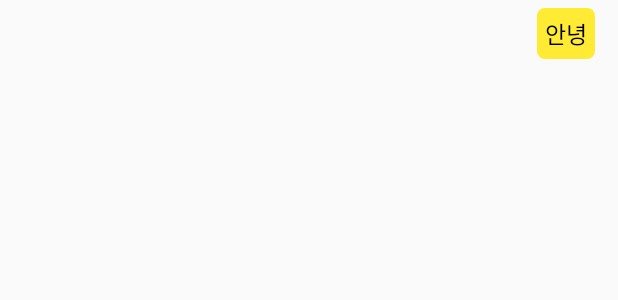
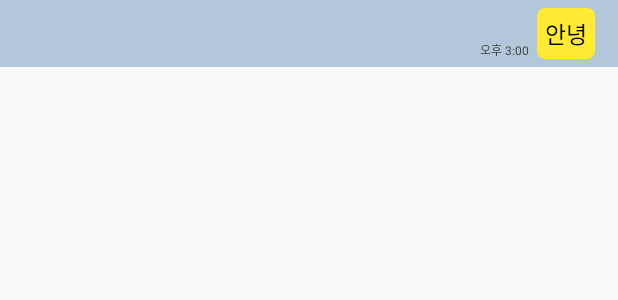
Before and after one commit to svclaw2000/Bigdata-Contest-2020, an Android app: the layout item_chat_user.xml on its own in the app's theme, with its tools: preview values and no code run, on a phone screen of 412 x 824 dp. Shown: the top 300 px of the screen. Run offline under Robolectric (Android 15) with nearby library versions, the phone set to English and light mode, and no system bars.

Commit message:
Update layout: Chatting time

```diff
--- a/CovidChatbot/app/src/main/res/layout/activity_main.xml
+++ b/CovidChatbot/app/src/main/res/layout/activity_main.xml
@@ -13,6 +13,7 @@
         android:padding="@dimen/topbar_padding">
 
         <TextView
+            android:id="@+id/tv_status"
             android:layout_width="0dp"
             android:layout_height="wrap_content"
             android:layout_weight="1"
@@ -22,7 +23,7 @@
         <TextView style="@style/Button"
             android:id="@+id/btn_settings"
             android:background="@drawable/btn_settings"
-            android:text="@string/main_voice_btn"/>
+            android:text="@string/main_settings_btn"/>
     </LinearLayout>
 
     <androidx.recyclerview.widget.RecyclerView
--- a/CovidChatbot/app/src/main/res/layout/item_chat_user.xml
+++ b/CovidChatbot/app/src/main/res/layout/item_chat_user.xml
@@ -4,12 +4,18 @@
     xmlns:app="http://schemas.android.com/apk/res-auto"
     android:layout_width="match_parent"
     android:layout_height="wrap_content"
-    android:orientation="vertical"
-    android:gravity="end">
+    android:orientation="horizontal"
+    android:paddingStart="@dimen/chat_padding_inner"
+    android:paddingEnd="@dimen/chat_padding_outer"
+    android:gravity="end"
+    tools:background="@color/bg_default">
+
+    <TextView style="@style/ChatTime"
+        android:id="@+id/tv_chat_time"
+        tools:text="오후 3:00"/>
 
     <TextView style="@style/Chat"
         android:id="@+id/tv_chat"
         android:background="@drawable/bg_chat_user"
-        android:layout_marginStart="@dimen/chat_margin_inner"
         tools:text="안녕"/>
 </LinearLayout>
--- a/CovidChatbot/app/src/main/res/values/colors.xml
+++ b/CovidChatbot/app/src/main/res/values/colors.xml
@@ -11,5 +11,6 @@
     <color name="bg_chatting">#FFFFFF</color>
     <color name="bg_settings">#A0B3C3</color>
     <color name="text_chat">#000000</color>
+    <color name="text_chat_time">#404040</color>
     <color name="text_btn">#000000</color>
 </resources>
--- a/CovidChatbot/app/src/main/res/values/dimens.xml
+++ b/CovidChatbot/app/src/main/res/values/dimens.xml
@@ -1,11 +1,13 @@
 <?xml version="1.0" encoding="utf-8"?>
 <resources>
     <dimen name="chat_corner">5dp</dimen>
-    <dimen name="chat_margin_inner">40dp</dimen>
-    <dimen name="chat_margin_outer">15dp</dimen>
+    <dimen name="chat_padding_inner">40dp</dimen>
+    <dimen name="chat_padding_outer">15dp</dimen>
     <dimen name="chat_margin_vertical">5dp</dimen>
     <dimen name="chat_padding">5dp</dimen>
     <dimen name="chat_text">15sp</dimen>
+
+    <dimen name="chat_time_text">8sp</dimen>
 
     <dimen name="btn_text">15sp</dimen>
     <dimen name="btn_padding_vertical">5dp</dimen>
--- a/CovidChatbot/app/src/main/res/values/strings.xml
+++ b/CovidChatbot/app/src/main/res/values/strings.xml
@@ -9,4 +9,6 @@
     <string name="main_send_btn">전송</string>
     <string name="main_voice_btn">음성</string>
     <string name="main_chat_hint">무엇이든 물어보세요!</string>
+
+    <string name="chat_time_fmt">%s %d:%d</string>
 </resources>
--- a/CovidChatbot/app/src/main/res/values/styles.xml
+++ b/CovidChatbot/app/src/main/res/values/styles.xml
@@ -13,12 +13,21 @@
         <item name="android:layout_width">wrap_content</item>
         <item name="android:layout_height">wrap_content</item>
         <item name="android:padding">@dimen/chat_padding</item>
-        <item name="android:layout_marginStart">@dimen/chat_margin_outer</item>
-        <item name="android:layout_marginEnd">@dimen/chat_margin_outer</item>
         <item name="android:layout_marginTop">@dimen/chat_margin_vertical</item>
         <item name="android:layout_marginBottom">@dimen/chat_margin_vertical</item>
         <item name="android:textSize">@dimen/chat_text</item>
         <item name="android:textColor">@color/text_chat</item>
+    </style>
+
+    <style name="ChatTime" parent="Widget.AppCompat.TextView">
+        <item name="android:layout_width">wrap_content</item>
+        <item name="android:layout_height">wrap_content</item>
+        <item name="android:paddingStart">@dimen/chat_padding</item>
+        <item name="android:paddingEnd">@dimen/chat_padding</item>
+        <item name="android:layout_marginTop">@dimen/chat_margin_vertical</item>
+        <item name="android:layout_gravity">bottom</item>
+        <item name="android:textSize">@dimen/chat_time_text</item>
+        <item name="android:textColor">@color/text_chat_time</item>
     </style>
 
     <style name="Button" parent="Widget.AppCompat.TextView">
```
Also changed, not shown: CovidChatbot/app/src/main/res/layout/item_chat_bot.xml (+9 -4 lines).
